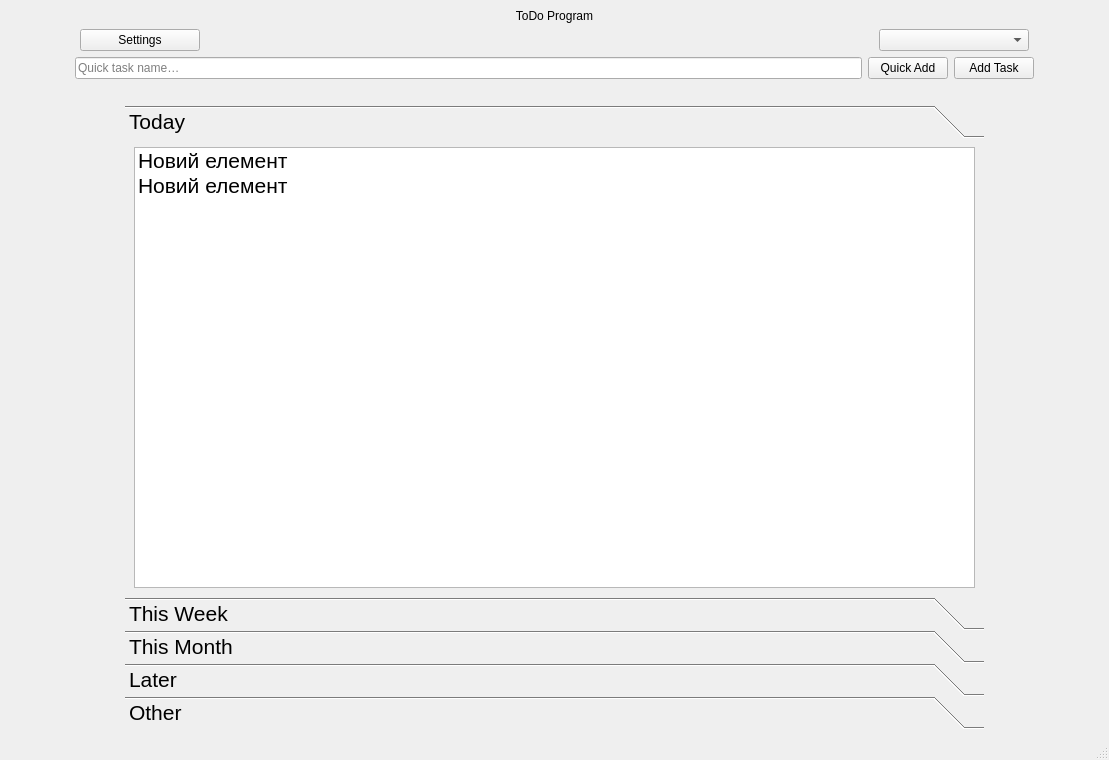
First picture: the form in mainWindow/mainwindow.ui, repository denysfreiuk/ToDoManager-Cpp, before the edit.
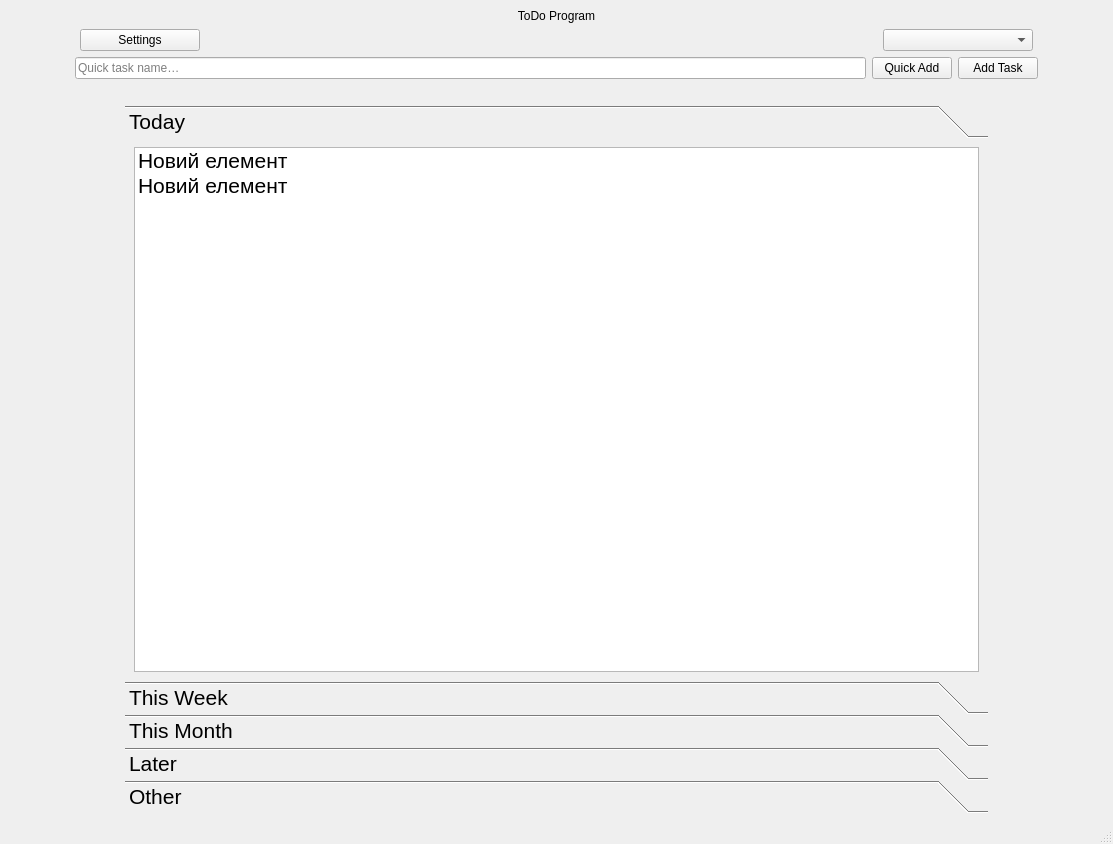
Second picture: the form after the edit.

The edit to the form file:
```diff
--- a/mainWindow/mainwindow.ui
+++ b/mainWindow/mainwindow.ui
@@ -6,8 +6,8 @@
    <rect>
     <x>0</x>
     <y>0</y>
-    <width>1109</width>
-    <height>760</height>
+    <width>1113</width>
+    <height>844</height>
    </rect>
   </property>
   <property name="windowTitle">
@@ -194,8 +194,8 @@
             <rect>
              <x>0</x>
              <y>0</y>
-             <width>857</width>
-             <height>334</height>
+             <width>861</width>
+             <height>418</height>
             </rect>
            </property>
            <attribute name="label">
@@ -208,7 +208,7 @@
                <number>200</number>
               </property>
               <property name="spacing">
-               <number>0</number>
+               <number>5</number>
               </property>
               <property name="itemAlignment">
                <set>Qt::AlignmentFlag::AlignVCenter</set>
```
Left out of the diff: 18 changed lines with no effect on the pictures.
